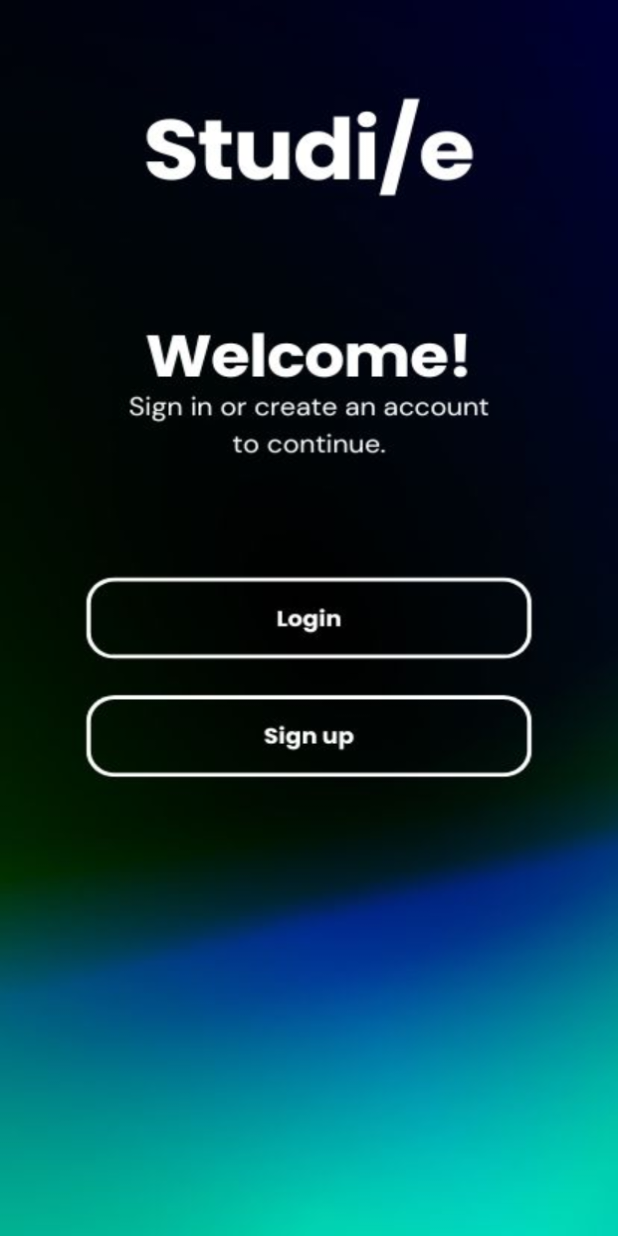
After one commit to TrueVanner/Studie, an Android app: the layout welcome.xml on its own in the app's theme, with its tools: preview values and no code run, on a phone screen of 412 x 824 dp. The commit adds this screen. Run offline under Robolectric (Android 15) with nearby library versions, the phone set to English and light mode, and no system bars.

Commit message:
First changes

```diff
--- a/app/src/main/AndroidManifest.xml
+++ b/app/src/main/AndroidManifest.xml
@@ -16,6 +16,10 @@
             android:name=".MainActivity"
             android:exported="true"
             android:theme="@style/Theme.Studie">
+        </activity>
+        <activity android:name=".WelcomeActivity"
+            android:exported="true"
+            android:theme="@style/Theme.Studie">
             <intent-filter>
                 <action android:name="android.intent.action.MAIN" />
 
--- /dev/null
+++ b/app/src/main/java/nl/tue/appdev/studie/newActivity.java
@@ -0,0 +1,5 @@
+package nl.tue.appdev.studie;
+
+public class newActivity {
+
+}
--- /dev/null
+++ b/app/src/main/res/layout/welcome.xml
@@ -0,0 +1,73 @@
+<?xml version="1.0" encoding="utf-8"?>
+<androidx.constraintlayout.widget.ConstraintLayout xmlns:android="http://schemas.android.com/apk/res/android"
+    xmlns:app="http://schemas.android.com/apk/res-auto"
+    xmlns:tools="http://schemas.android.com/tools"
+    android:id="@+id/welcome"
+    android:layout_width="match_parent"
+    android:layout_height="match_parent"
+    android:background="@drawable/welcome_back">
+
+    <Button
+        android:id="@+id/Login_button"
+        android:layout_width="0dp"
+        android:layout_height="0dp"
+        android:background="@color/Transparent"
+        android:textColor="@color/Transparent"
+        app:layout_constraintBottom_toTopOf="@+id/guideline4"
+        app:layout_constraintEnd_toStartOf="@+id/guideline2"
+        app:layout_constraintStart_toStartOf="@+id/guideline"
+        app:layout_constraintTop_toTopOf="@+id/guideline3" />
+
+    <Button
+        android:id="@+id/Signup_button"
+        android:layout_width="0dp"
+        android:layout_height="0dp"
+        android:background="@color/Transparent"
+        android:textColor="@color/Transparent"
+        app:layout_constraintBottom_toTopOf="@+id/guideline6"
+        app:layout_constraintEnd_toStartOf="@+id/guideline2"
+        app:layout_constraintStart_toStartOf="@+id/guideline"
+        app:layout_constraintTop_toTopOf="@+id/guideline5" />
+
+    <androidx.constraintlayout.widget.Guideline
+        android:id="@+id/guideline"
+        android:layout_width="wrap_content"
+        android:layout_height="wrap_content"
+        android:orientation="vertical"
+        app:layout_constraintGuide_percent="0.14" />
+
+    <androidx.constraintlayout.widget.Guideline
+        android:id="@+id/guideline2"
+        android:layout_width="wrap_content"
+        android:layout_height="wrap_content"
+        android:orientation="vertical"
+        app:layout_constraintGuide_percent="0.86" />
+
+    <androidx.constraintlayout.widget.Guideline
+        android:id="@+id/guideline3"
+        android:layout_width="wrap_content"
+        android:layout_height="wrap_content"
+        android:orientation="horizontal"
+        app:layout_constraintGuide_percent="0.47" />
+
+    <androidx.constraintlayout.widget.Guideline
+        android:id="@+id/guideline4"
+        android:layout_width="wrap_content"
+        android:layout_height="wrap_content"
+        android:orientation="horizontal"
+        app:layout_constraintGuide_percent="0.53" />
+
+    <androidx.constraintlayout.widget.Guideline
+        android:id="@+id/guideline5"
+        android:layout_width="wrap_content"
+        android:layout_height="wrap_content"
+        android:orientation="horizontal"
+        app:layout_constraintGuide_percent="0.56" />
+
+    <androidx.constraintlayout.widget.Guideline
+        android:id="@+id/guideline6"
+        android:layout_width="wrap_content"
+        android:layout_height="wrap_content"
+        android:orientation="horizontal"
+        app:layout_constraintGuide_percent="0.625" />
+</androidx.constraintlayout.widget.ConstraintLayout>
--- a/app/src/main/res/values/colors.xml
+++ b/app/src/main/res/values/colors.xml
@@ -1,5 +1,6 @@
 <?xml version="1.0" encoding="utf-8"?>
 <resources>
     <color name="black">#FF000000</color>
+    <color name="Transparent">#00000000</color>
     <color name="white">#FFFFFFFF</color>
 </resources>
```
Also changed, not shown: app/src/main/java/nl/tue/appdev/studie/LoginActivity.java (added, +39 -0 lines), app/src/main/java/nl/tue/appdev/studie/WelcomeActivity.java (added, +44 -0 lines), app/src/main/res/layout/login.xml (added, +62 -0 lines), app/src/main/res/drawable/login_back.jpg (added), app/src/main/res/drawable/welcome_back.jpg (added), 1 other file.
